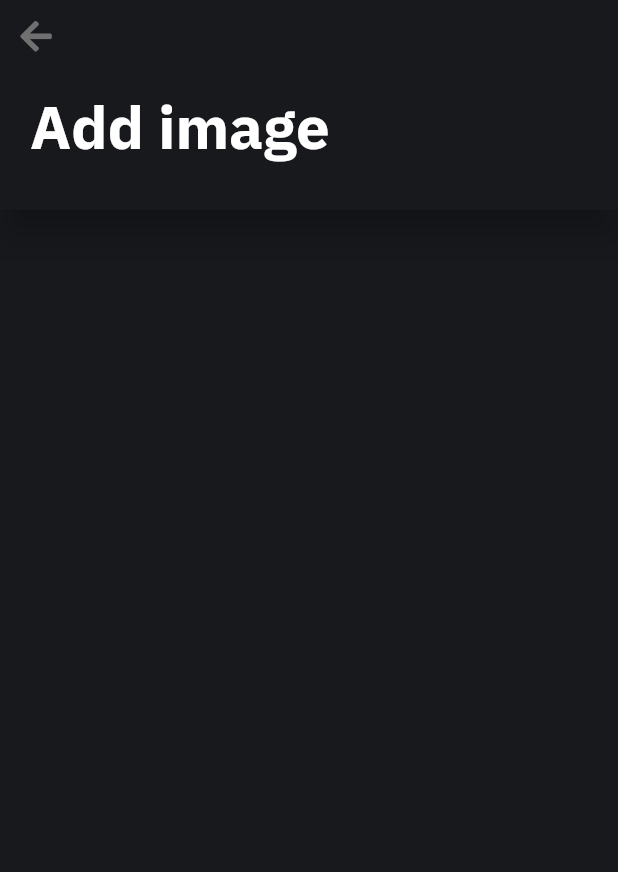
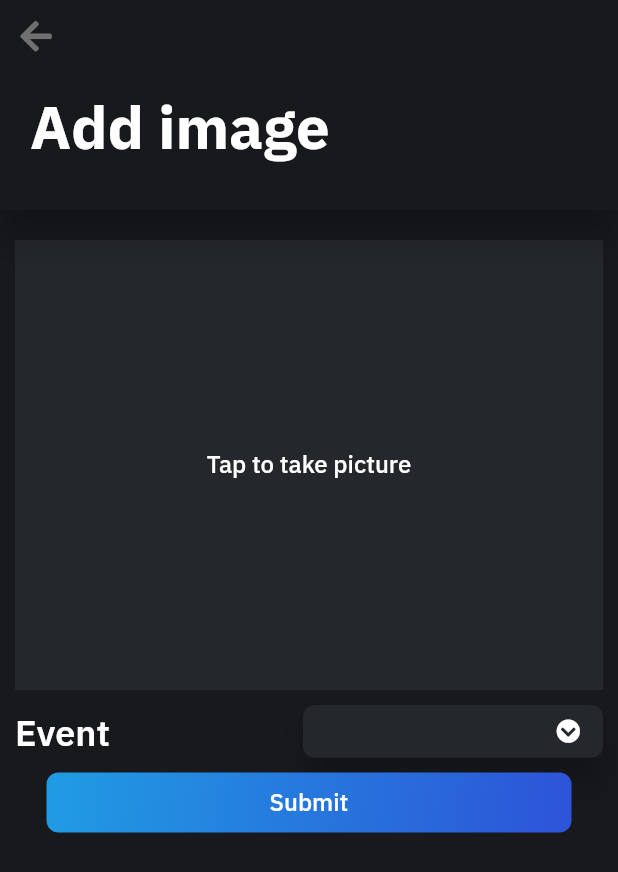
Before and after one commit to AYM1607/do_more, a Flutter app: the NewImageScreen screen opened directly, on a phone screen of 412 x 824 dp. Shown: the top 872 px of the screen. Run offline on Flutter 3.47's test engine with Material 2 defaults, Android fonts, the phone set to English and light mode, and no system bars; our stand-ins replace cloud_firestore, firebase_auth, firebase_storage, flare_flutter, font_awesome_flutter, google_sign_in and 2 more; accounts and stored records are empty; statements that could not run were skipped.

Commit message:
Moved repeated text styles to utils, Finished the UI for the Add image screen

```diff
--- a/lib/src/blocs/new_image_bloc.dart
+++ b/lib/src/blocs/new_image_bloc.dart
@@ -1,4 +1,5 @@
 import 'dart:async';
+import 'dart:io';
 
 import 'package:rxdart/rxdart.dart';
 
@@ -7,4 +8,16 @@ import '../models/user_model.dart';
 import '../resources/authService.dart';
 import '../resources/firestore_provider.dart';
 
-class NewImageBloc {}
+class NewImageBloc {
+  final _picture = BehaviorSubject<File>();
+
+  //Stream getters.
+  Observable<File> get picture => _picture.stream;
+
+  //Sink getters.
+  Function(File) get addPicture => _picture.sink.add;
+
+  void dispose() {
+    _picture.close();
+  }
+}
--- a/lib/src/screens/new_image_screen.dart
+++ b/lib/src/screens/new_image_screen.dart
@@ -1,7 +1,14 @@
+import 'dart:async';
+import 'dart:io';
+
 import 'package:flutter/material.dart';
+import 'package:image_picker/image_picker.dart';
 
+import '../utils.dart';
 import '../blocs/new_image_bloc.dart';
 import '../widgets/custom_app_bar.dart';
+import '../widgets/custom_dropdown.dart';
+import '../widgets/gradient_touchable_container.dart';
 
 class NewImageScreen extends StatefulWidget {
   _NewImageScreenState createState() => _NewImageScreenState();
@@ -15,6 +22,87 @@ class _NewImageScreenState extends State<NewImageScreen> {
       appBar: CustomAppBar(
         title: 'Add image',
       ),
+      body: Padding(
+        padding: const EdgeInsets.only(left: 10.0, right: 10.0, top: 10.0),
+        child: Column(
+          crossAxisAlignment: CrossAxisAlignment.center,
+          children: <Widget>[
+            SizedBox(
+              height: 10,
+            ),
+            Center(
+              child: GestureDetector(
+                onTap: () => takePicture(),
+                child: Container(
+                  height: 300,
+                  color: Theme.of(context).cardColor,
+                  child: StreamBuilder(
+                    stream: bloc.picture,
+                    builder: (BuildContext context, AsyncSnapshot<File> snap) {
+                      if (!snap.hasData) {
+                        return Center(
+                          child: Text(
+                            'Tap to take picture',
+                            style: kSmallTextStyle,
+                          ),
+                        );
+                      }
+                      return Image.file(
+                        snap.data,
+                        fit: BoxFit.cover,
+                      );
+                    },
+                  ),
+                ),
+              ),
+            ),
+            SizedBox(
+              height: 10,
+            ),
+            buildEventSection(),
+            SizedBox(
+              height: 10,
+            ),
+            GradientTouchableContainer(
+              height: 40,
+              width: 350,
+              radius: 8,
+              onTap: () {},
+              child: Text(
+                'Submit',
+                style: kSmallTextStyle,
+              ),
+            ),
+          ],
+        ),
+      ),
     );
   }
+
+  Future<void> takePicture() async {
+    final File imgFile = await ImagePicker.pickImage(
+      source: ImageSource.camera,
+    );
+    bloc.addPicture(imgFile);
+  }
+
+  Widget buildEventSection() {
+    return Row(
+      children: <Widget>[
+        Text(
+          'Event',
+          style: kBigTextStyle,
+        ),
+        Spacer(),
+        CustomDropdownButton(
+          width: 200,
+        ),
+      ],
+    );
+  }
+
+  void dispose() {
+    bloc.dispose();
+    super.dispose();
+  }
 }
--- a/lib/src/screens/new_task_screen.dart
+++ b/lib/src/screens/new_task_screen.dart
@@ -1,5 +1,6 @@
 import 'package:flutter/material.dart';
 
+import '../utils.dart';
 import '../blocs/new_task_bloc.dart';
 import '../models/user_model.dart';
 import '../widgets/custom_app_bar.dart';
@@ -14,17 +15,6 @@ class NewTaskScreen extends StatefulWidget {
 }
 
 class _NewTaskScreenState extends State<NewTaskScreen> {
-  static const kLabelStyle = TextStyle(
-    color: Colors.white,
-    fontSize: 24,
-    fontWeight: FontWeight.w600,
-  );
-  static const kButtonStyle = TextStyle(
-    color: Colors.white,
-    fontSize: 16,
-    fontWeight: FontWeight.w500,
-  );
-
   final NewTaskBloc bloc = NewTaskBloc();
   String dropdownValue;
 
@@ -68,7 +58,7 @@ class _NewTaskScreenState extends State<NewTaskScreen> {
                   onTap: () => onSubmit(context, bloc),
                   child: Text(
                     'Submit',
-                    style: kButtonStyle,
+                    style: kSmallTextStyle,
                   ),
                 ),
               ],
@@ -84,7 +74,7 @@ class _NewTaskScreenState extends State<NewTaskScreen> {
       children: <Widget>[
         Text(
           'Event',
-          style: kLabelStyle,
+          style: kBigTextStyle,
         ),
         Spacer(),
         CustomDropdownButton(
@@ -111,7 +101,7 @@ class _NewTaskScreenState extends State<NewTaskScreen> {
       children: <Widget>[
         Text(
           'Priority',
-          style: kLabelStyle,
+          style: kBigTextStyle,
         ),
         Spacer(),
         PrioritySelector(
--- a/lib/src/utils.dart
+++ b/lib/src/utils.dart
@@ -4,6 +4,17 @@ import './models/task_model.dart';
 const kLowPriorityColor = Color(0xFF06AD12);
 const kMediumPriorityColor = Color(0xFFF6A93B);
 const kHighPriorityColor = Color(0xFFF42850);
+
+const kBigTextStyle = TextStyle(
+  color: Colors.white,
+  fontSize: 24,
+  fontWeight: FontWeight.w600,
+);
+const kSmallTextStyle = TextStyle(
+  color: Colors.white,
+  fontSize: 16,
+  fontWeight: FontWeight.w500,
+);
 
 Color getColorFromPriority(TaskPriority priority) {
   switch (priority) {
--- a/lib/src/widgets/custom_dropdown.dart
+++ b/lib/src/widgets/custom_dropdown.dart
@@ -16,6 +16,8 @@ const EdgeInsets _kUnalignedButtonPadding = EdgeInsets.zero;
 const EdgeInsets _kAlignedMenuMargin = EdgeInsets.zero;
 const EdgeInsetsGeometry _kUnalignedMenuMargin =
     EdgeInsetsDirectional.only(start: 16.0, end: 24.0);
+
+//TODO: Refactor to allow expansion if no width is provided.
 
 class _DropdownMenuPainter extends CustomPainter {
   _DropdownMenuPainter({
--- a/lib/src/widgets/gradient_touchable_container.dart
+++ b/lib/src/widgets/gradient_touchable_container.dart
@@ -1,4 +1,6 @@
 import 'package:flutter/material.dart';
+
+//TODO: Refactor to allow expansion if no width is provided.
 
 class GradientTouchableContainer extends StatelessWidget {
   /// The border radius of the button.
```
